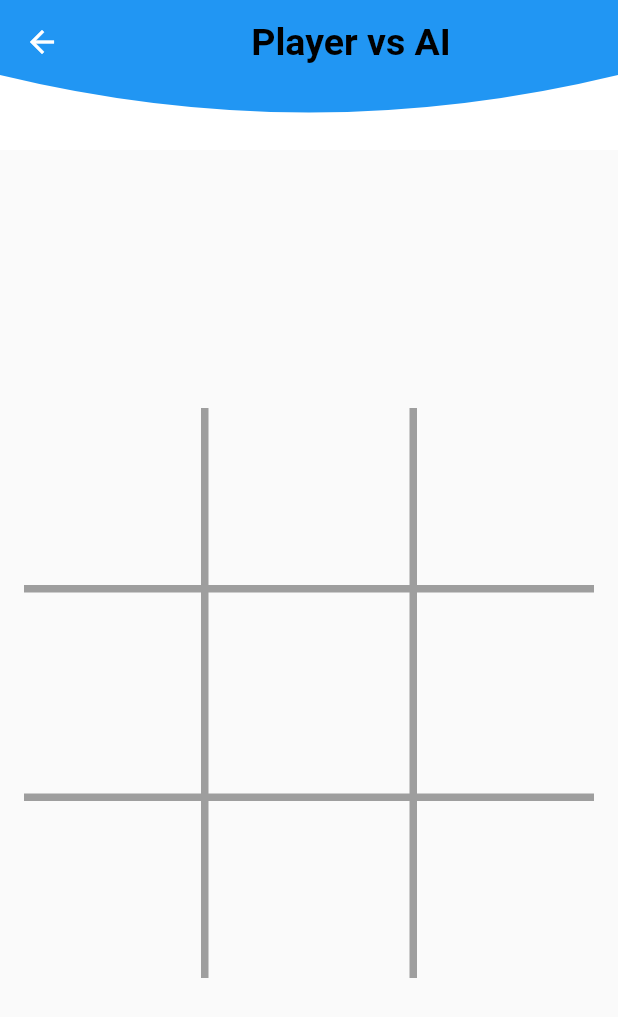
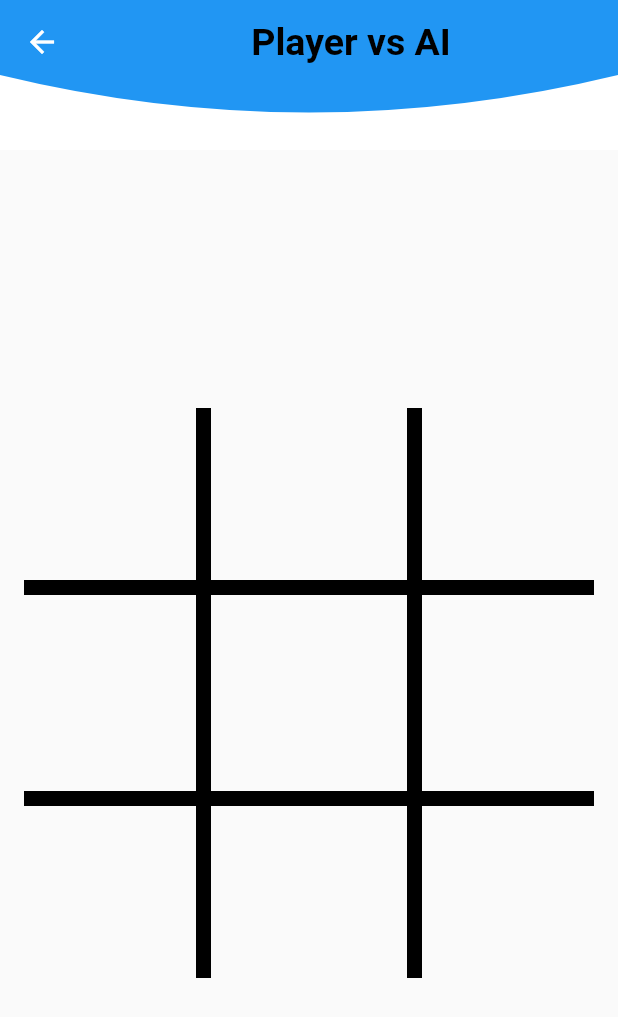
Before and after one commit to ryadav123/map2020-TicTacToe, a Flutter app: the screen it shows after launch, after a tap on "Single Player", on a phone screen of 412 x 824 dp. Shown: the top 1017 px of the screen. Run offline on Flutter 3.47's test engine with Material 2 defaults, Android fonts, the phone set to English and light mode, and no system bars; our stand-ins replace firebase_auth, firebase_core, firebase_database, firebase_messaging, google_sign_in, shared_preferences; accounts and stored records are empty.

Commit message:
before makinghuge changes

```diff
--- a/lib/model/winnerline.dart
+++ b/lib/model/winnerline.dart
@@ -1,7 +1,5 @@
 import 'package:flutter/material.dart';
 import 'package:flutter/rendering.dart';
-//import 'package:TicTacToe/common/constants.dart';
-//import 'package:TicTacToe/victory/victory.dart';
 
 class WinnerLine extends CustomPainter {
   Paint _paint;
@@ -21,27 +19,26 @@ class WinnerLine extends CustomPainter {
     this.row = row;
     this.col = column;
     _paint = Paint();
-    _paint.color = Colors.deepOrange;
-    _paint.strokeWidth = 10.0;
+    _paint.color = Colors.greenAccent[400];
+    _paint.strokeWidth = 15.0;
     _paint.strokeCap = StrokeCap.round;
   }
 
   @override
   void paint(Canvas canvas, Size size) {
-    print('paint');
     if (winner) {
       if (lineType == "Hor") {
-        _drawHorizontalLine(row, size, canvas);
+        _isHorizontalLine(row, size, canvas);
       } else if (lineType == "Ver") {
-        _drawVerticalLine(col, size, canvas);
+        _isVerticalLine(col, size, canvas);
       } else if (lineType == "Dia_Asc") {
-        _drawDiagonalLine(true, size, canvas);
+        _isDiagonalLine(true, size, canvas);
       } else if (lineType == "Dia_Des")
-        _drawDiagonalLine(false, size, canvas);
+        _isDiagonalLine(false, size, canvas);
     }
   }
 
-  void _drawVerticalLine(int column, Size size, Canvas canvas) {
+  void _isVerticalLine(int column, Size size, Canvas canvas) {
     if (column == 0) {
       var x = size.width / 3 / 2;
       var top = Offset(x, 8.0);
@@ -61,7 +58,7 @@ class WinnerLine extends CustomPainter {
     }
   }
 
-  void _drawHorizontalLine(int row, Size size, Canvas canvas) {
+  void _isHorizontalLine(int row, Size size, Canvas canvas) {
     if (row == 0) {
       var y = size.height / 3 / 2;
       var left = Offset(8.0, y);
@@ -81,7 +78,7 @@ class WinnerLine extends CustomPainter {
     }
   }
 
-  void _drawDiagonalLine(bool isAscending, Size size, Canvas canvas) {
+  void _isDiagonalLine(bool isAscending, Size size, Canvas canvas) {
     if (isAscending) {
       var bottomLeft = Offset(8.0, size.height - 8.0);
       var topRight = Offset(size.width - 8.0, 8.0);
--- a/lib/screens/game_screen.dart
+++ b/lib/screens/game_screen.dart
@@ -31,6 +31,7 @@ class GameState extends State<GameScreen> {
   //Victory victory;
   final String type, me, gameId, withId;
   bool winner = false;
+  bool draft = false;
   int win_row = -1;
   int win_col = -1;
   String win_line = "";
@@ -123,7 +124,6 @@ class GameState extends State<GameScreen> {
           _context = context;
           return Center(
               child: Stack(
-                  //children: [buildGrid(), buildField()]));
                   children: [buildGrid(), buildField(), buildWinnerLine()]));
         }));
   }
@@ -145,13 +145,13 @@ class GameState extends State<GameScreen> {
 
   Container get buildVerticalLine => Container(
       margin: EdgeInsets.only(top: 16.0, bottom: 16.0),
-      color: Colors.grey,
-      width: 5.0);
+      color: Colors.black,
+      width: 10.0);
 
   Container get buildHorizontalLine => Container(
       margin: EdgeInsets.only(left: 16.0, right: 16.0),
-      color: Colors.grey,
-      height: 5.0);
+      color: Colors.black,
+      height: 10.0);
 
   Widget buildField() => AspectRatio(
       aspectRatio: 1.0,
@@ -191,7 +191,15 @@ class GameState extends State<GameScreen> {
               setState(() {
                 displayPlayersTurn(row, column);
 
-                if (!gameIsDone() && type == null) {
+                // if (!gameIsDone() && type == null) {
+                //   displayAiTurn();
+                // }
+              });
+              setState(() {
+               // displayPlayersTurn(row, column);
+                print('Inside set state of AI');
+                if (!gameIsDone() && type == null && winner == false) {
+                  print('Inside if of AI Value of winner is:$winner');
                   displayAiTurn();
                 }
               });
@@ -394,12 +402,13 @@ class GameState extends State<GameScreen> {
         field[2][0].isNotEmpty &&
         field[2][1].isNotEmpty &&
         field[2][2].isNotEmpty) {
-          winner = true;
+          winner = false;
+          draft = true;
           winnermessage = "Draft";
     }
 
   //  victory = VictoryChecker.checkForVictory(field, playerChar);
-    if (winner) {
+    if (winner || draft) {
      // String message;
 
       // if (victory.winner == PLAYER_WINNER) {
@@ -419,8 +428,7 @@ class GameState extends State<GameScreen> {
                   if (type == null) {
                     setState(() {
                       winner = false;
-                      win_row = -1;
-                      win_col = -1;
+                      draft = false;
                     //  victory = null;
                       field = [
                         ['', '', ''],
```
